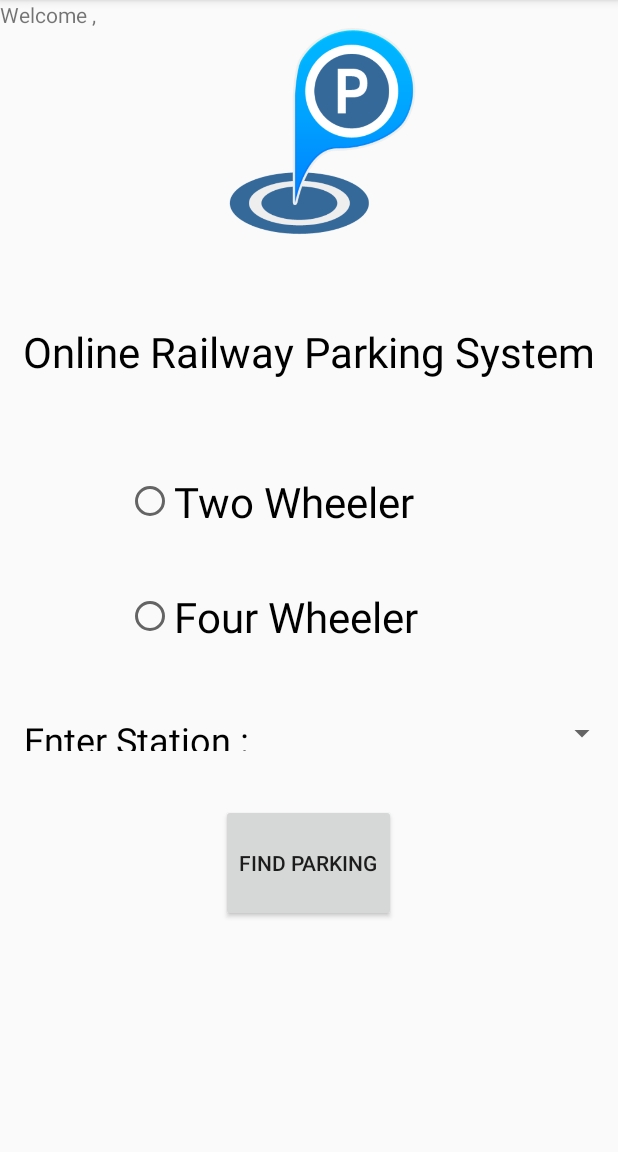
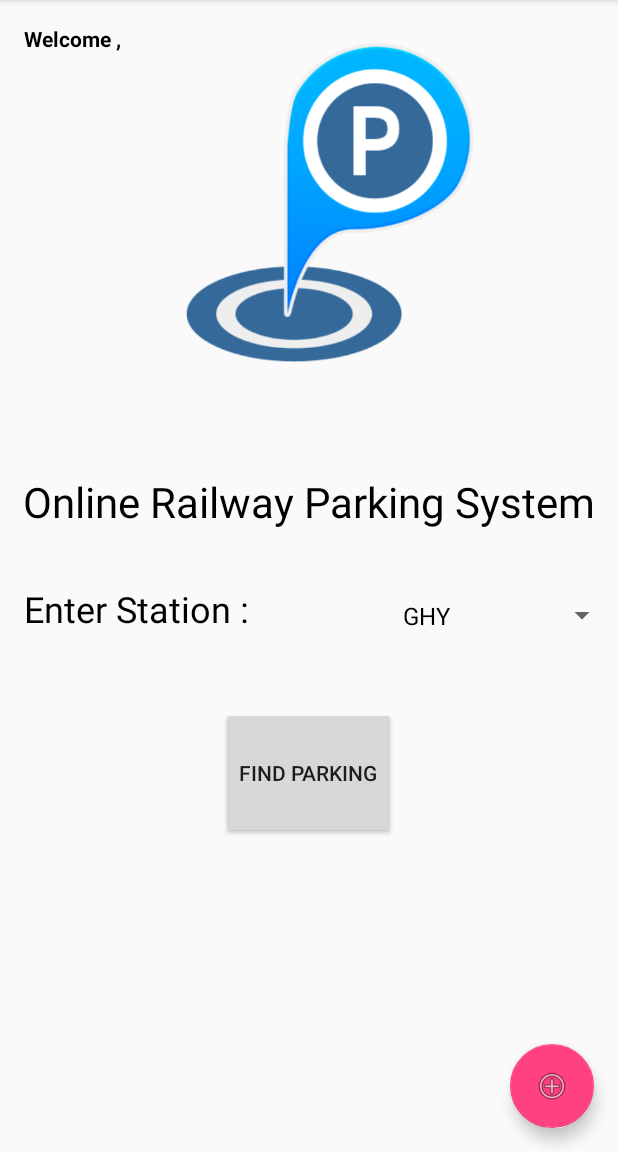
Before and after one commit to IamMukulTaneja/ORPS, an Android app: the MainActivity screen opened directly, with no data from a screen before it, on a phone screen of 412 x 824 dp, the part 84-1236 px from its top. Run offline under Robolectric (Android 15) with nearby library versions, the phone set to English and light mode, and no system bars.

Commit message:
setup the spinner and on select item print toast

```diff
--- a/app/build.gradle
+++ b/app/build.gradle
@@ -27,5 +27,6 @@ dependencies {
     compile 'com.android.support:appcompat-v7:25.3.1'
     compile 'com.android.support.constraint:constraint-layout:1.0.2'
     compile 'com.mcxiaoke.volley:library:1.0.9'
+    compile 'com.android.support:design:25.3.1'
     testCompile 'junit:junit:4.12'
 }
--- a/app/src/main/AndroidManifest.xml
+++ b/app/src/main/AndroidManifest.xml
@@ -1,7 +1,7 @@
 <?xml version="1.0" encoding="utf-8"?>
 <manifest xmlns:android="http://schemas.android.com/apk/res/android"
     package="com.example.dell.orps">
-
+<uses-permission android:name="android.permission.INTERNET"></uses-permission>
     <application
         android:allowBackup="true"
         android:icon="@mipmap/ic_launcher"
--- a/app/src/main/java/com/example/dell/orps/MainActivity.java
+++ b/app/src/main/java/com/example/dell/orps/MainActivity.java
@@ -2,20 +2,60 @@ package com.example.dell.orps;
 
 import android.content.SharedPreferences;
 import android.os.Bundle;
+import android.support.design.widget.FloatingActionButton;
+import android.support.design.widget.Snackbar;
 import android.support.v7.app.AppCompatActivity;
+import android.view.View;
+import android.widget.AdapterView;
+import android.widget.ArrayAdapter;
+import android.widget.Spinner;
 import android.widget.TextView;
+import android.widget.Toast;
+
+import java.util.ArrayList;
+import java.util.List;
 
 public class MainActivity extends AppCompatActivity {
 TextView welcome;
+    Spinner stationspinner;
+    ArrayAdapter<String> adapter;
+    List<String> stationlist;
     @Override
     protected void onCreate(Bundle savedInstanceState) {
         super.onCreate(savedInstanceState);
         setContentView(R.layout.activity_main);
+        stationspinner=(Spinner)findViewById(R.id.stationspinner);
         welcome=(TextView)findViewById(R.id.welcome);
         welcome.setText(R.string.welcome1);
         SharedPreferences sharedPreferences=getSharedPreferences("Mypref",0);
         String name=sharedPreferences.getString("NAME",null);
         welcome.append(name);
+        FloatingActionButton fab = (FloatingActionButton) findViewById(R.id.bookfab);
+        fab.setOnClickListener(new View.OnClickListener() {
+            @Override
+            public void onClick(View view) {
+                Snackbar.make(view, "Replace with your own action", Snackbar.LENGTH_LONG)
+                        .setAction("Action", null).show();
+            }
+        });
+        stationlist=new ArrayList<String>();
+        stationlist.add("GHY");
+        stationlist.add("NDLS");
+        adapter=new ArrayAdapter<String>(getApplicationContext(),R.layout.spinner_item,stationlist);
+        stationspinner.setAdapter(adapter);
+        stationspinner.setOnItemSelectedListener(new AdapterView.OnItemSelectedListener() {
+            @Override
+            public void onItemSelected(AdapterView<?> adapterView, View view, int i, long l) {
+                if(adapterView.getItemAtPosition(i)=="GHY")
+                {
+                    Toast.makeText(MainActivity.this, "yo "+adapterView.getItemAtPosition(i), Toast.LENGTH_SHORT).show();
+                }
+            }
 
+            @Override
+            public void onNothingSelected(AdapterView<?> adapterView) {
+
+            }
+        });
     }
 }
--- a/app/src/main/res/layout/activity_main.xml
+++ b/app/src/main/res/layout/activity_main.xml
@@ -1,95 +1,75 @@
 <?xml version="1.0" encoding="utf-8"?>
-<LinearLayout xmlns:android="http://schemas.android.com/apk/res/android"
+<android.support.design.widget.CoordinatorLayout xmlns:android="http://schemas.android.com/apk/res/android"
     xmlns:app="http://schemas.android.com/apk/res-auto"
     xmlns:tools="http://schemas.android.com/tools"
     android:layout_width="match_parent"
     android:layout_height="match_parent"
+    tools:context="com.example.dell.orps.MainActivity">
+
+
+    <android.support.design.widget.FloatingActionButton
+        android:id="@+id/bookfab"
+        android:layout_width="wrap_content"
+        android:layout_height="wrap_content"
+        android:layout_gravity="bottom|end|right"
+        android:layout_margin="16dp"
+        android:elevation="4dp"
+        app:srcCompat="@android:drawable/ic_menu_add" />
+
+
+    <LinearLayout
+        android:layout_width="match_parent"
+        android:layout_height="match_parent"
         android:orientation="vertical"
-    tools:context="com.example.dell.orps.MainActivity"
-    android:weightSum="1">
+        android:weightSum="1"
+        tools:context="com.example.dell.orps.MainActivity">
 
-<FrameLayout
-    android:layout_width="wrap_content"
-    android:layout_height="wrap_content">
         <ImageView
             android:id="@+id/main_image"
             android:layout_width="wrap_content"
-        android:layout_height="183dp"
-        android:layout_weight="0.4"
+            android:layout_height="171dp"
+            android:layout_weight="0.28"
             app:srcCompat="@drawable/spalshimage" />
-
-    <TextView
-        android:id="@+id/welcome"
-        android:layout_width="wrap_content"
-        android:layout_height="wrap_content"/>
-
-</FrameLayout>
         <TextView
             android:id="@+id/heading"
             android:layout_width="match_parent"
             android:layout_height="wrap_content"
+            android:layout_marginTop="32dp"
             android:text="@string/ORPS"
+            android:textAlignment="center"
             android:textColor="#000000"
-        android:textSize="28sp"
-        android:layout_weight="0.1"
-        android:textAlignment="center"
-        android:layout_marginTop="32dp"/>
-
-    <RadioButton
-        android:id="@+id/twowheeler"
-        android:layout_width="match_parent"
-        android:layout_height="wrap_content"
-        android:layout_weight="0.1"
-        android:textColor="#000000"
-        android:layout_marginStart="56dp"
-        android:layout_marginLeft="56dp"
-        android:layout_marginTop="16dp"
-        android:textSize="28sp"
-        android:layout_gravity="center"
-        android:text="@string/twowheeler" />
-
-    <RadioButton
-        android:id="@+id/fourwheeler"
-        android:layout_width="match_parent"
-        android:layout_height="wrap_content"
-        android:layout_weight="0.1"
-        android:layout_marginStart="56dp"
-        android:textSize="28sp"
-        android:textColor="#000000"
-        android:layout_gravity="center"
-        android:layout_marginLeft="56dp"
-        android:layout_marginTop="8dp"
-        android:text="@string/fourwheeler" />
-
+            android:textSize="28sp" />
 
 
         <RelativeLayout
             android:layout_width="match_parent"
             android:layout_height="wrap_content"
-        android:layout_weight="0.1"
-        android:layout_marginTop="16dp">
+            android:layout_marginTop="16dp"
+            android:layout_weight="0.1">
 
             <TextView
                 android:id="@+id/enterstation"
                 android:layout_width="wrap_content"
                 android:layout_height="wrap_content"
+                android:layout_alignBottom="@+id/stationspinner"
+                android:layout_alignParentLeft="true"
+                android:layout_alignParentStart="true"
+                android:layout_alignTop="@+id/stationspinner"
+                android:layout_marginLeft="16dp"
                 android:text="@string/enterstation"
                 android:textAlignment="center"
                 android:textColor="#000000"
-            android:textSize="24sp"
-            android:layout_alignBottom="@+id/stationspinner"
-            android:layout_alignParentLeft="true"
-            android:layout_alignParentStart="true"
-            android:layout_marginLeft="16dp"
-            android:layout_alignTop="@+id/stationspinner" />
+                android:textSize="24sp" />
+
             <Spinner
                 android:id="@+id/stationspinner"
                 android:layout_width="207dp"
                 android:layout_height="wrap_content"
+                android:layout_alignParentEnd="true"
+                android:layout_alignParentRight="true"
+                android:layout_centerVertical="true"
                 android:layout_gravity="right"
-            android:layout_centerVertical="true"
-            android:layout_alignParentRight="true"
-            android:layout_alignParentEnd="true" />
+                android:textAlignment="center"/>
 
         </RelativeLayout>
 
@@ -97,9 +77,20 @@
             android:id="@+id/findparking"
             android:layout_width="wrap_content"
             android:layout_height="wrap_content"
-        android:elevation="4dp"
             android:layout_gravity="center"
             android:layout_marginTop="20dp"
             android:layout_weight="0.1"
+            android:elevation="4dp"
             android:text="@string/findparking" />
     </LinearLayout>
+
+    <TextView
+        android:id="@+id/welcome"
+        android:layout_width="wrap_content"
+        android:layout_height="wrap_content"
+        android:layout_margin="16dp"
+        android:textColor="#000000"
+        android:textStyle="bold"/>
+
+
+</android.support.design.widget.CoordinatorLayout>
--- /dev/null
+++ b/app/src/main/res/layout/spinner_item.xml
@@ -0,0 +1,12 @@
+<?xml version="1.0" encoding="utf-8"?>
+<TextView xmlns:android="http://schemas.android.com/apk/res/android"
+    android:id="@+id/text1"
+    style="?android:attr/spinnerItemStyle"
+    android:textColor="#000000"
+    android:maxLines="1"
+    android:layout_width="match_parent"
+    android:layout_height="wrap_content"
+    android:textAlignment="center"
+    android:ellipsize="marquee"
+    android:paddingBottom="10dp"
+    android:paddingTop="10dp"/>
--- a/app/src/main/res/values/strings.xml
+++ b/app/src/main/res/values/strings.xml
@@ -13,4 +13,5 @@
     <string name="contact"  translatable="false">Contact Number</string>
     <string name="signup"  translatable="false">Sign Up</string>
     <string name="welcome1"  translatable="false">Welcome , </string>
+    <string name="ghy">GHY</string>
 </resources>
```
Lines whose indentation alone changed are shown as unchanged.
